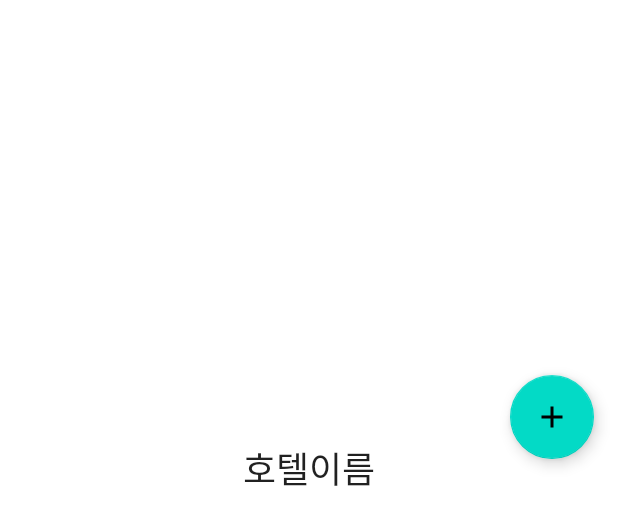
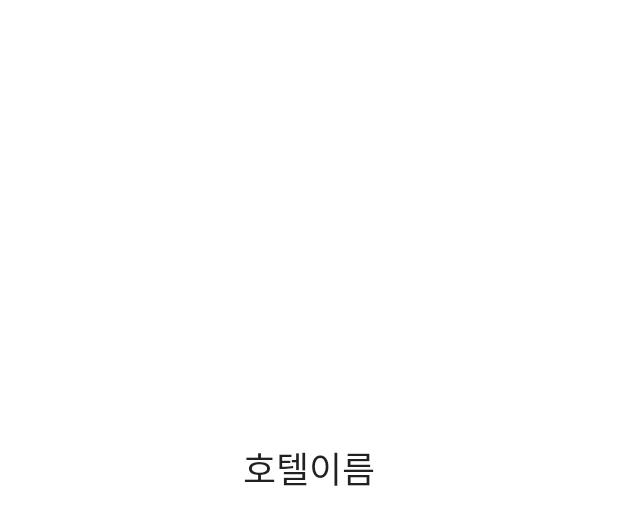
Before and after one commit to daeun1012/WithHotels, an Android app: the layout fragment_hotel.xml on its own in the app's theme, with its tools: preview values and no code run, on a phone screen of 412 x 824 dp. Shown: the top 525 px of the screen. Run offline under Robolectric (Android 15) with nearby library versions, the phone set to English and light mode, and no system bars.

Commit message:
상세화면 구현중

```diff
--- a/app/src/main/java/io/github/daeun1012/withhotels/data/local/Description.kt
+++ b/app/src/main/java/io/github/daeun1012/withhotels/data/local/Description.kt
@@ -1,9 +1,10 @@
 package io.github.daeun1012.withhotels.data.local
 
 import com.google.gson.annotations.SerializedName
+import java.io.Serializable
 
 data class Description(
     @field:SerializedName("imagePath") val imagePath: String,
     @field:SerializedName("subject") val subject: String,
     @field:SerializedName("price") val price: Long = 0
-    )
+    ):Serializable
--- a/app/src/main/java/io/github/daeun1012/withhotels/data/local/Hotel.kt
+++ b/app/src/main/java/io/github/daeun1012/withhotels/data/local/Hotel.kt
@@ -4,6 +4,8 @@ import androidx.lifecycle.LiveData
 import androidx.lifecycle.MutableLiveData
 import androidx.room.*
 import com.google.gson.annotations.SerializedName
+import kotlinx.android.parcel.Parcelize
+import java.io.Serializable
 
 @Entity(tableName = "hotels")
 data class Hotel(
@@ -12,6 +14,6 @@ data class Hotel(
     @field:SerializedName("thumbnail") val thumbnail: String,
     @field:SerializedName("description") @Embedded val description: Description? = null,
     @field:SerializedName("rate") val rate: Float = 0f
-) {
+): Serializable {
     @Ignore var isLiked: LiveData<Boolean>? = null
 }
--- a/app/src/main/res/layout/fragment_hotel.xml
+++ b/app/src/main/res/layout/fragment_hotel.xml
@@ -59,7 +59,7 @@
         </com.google.android.material.appbar.AppBarLayout>
 
         <androidx.core.widget.NestedScrollView
-            android:id="@+id/plant_detail_scrollview"
+            android:id="@+id/hotel_detail_scrollview"
             android:layout_width="match_parent"
             android:layout_height="match_parent"
             android:clipToPadding="false"
@@ -72,7 +72,7 @@
                 android:layout_margin="16dp">
 
                 <TextView
-                    android:id="@+id/plant_detail_name"
+                    android:id="@+id/tv_name"
                     android:layout_width="0dp"
                     android:layout_height="wrap_content"
                     android:layout_marginStart="8dp"
@@ -83,19 +83,22 @@
                     app:layout_constraintStart_toStartOf="parent"
                     app:layout_constraintTop_toTopOf="parent"
                     tools:text="호텔이름" />
+
+                <TextView
+                    android:id="@+id/tv_subject"
+                    android:layout_width="match_parent"
+                    android:layout_height="wrap_content"
+                    android:layout_marginTop="10dp"
+                    app:layout_constraintTop_toBottomOf="@id/tv_name" />
+
+                <TextView
+                    android:id="@+id/tv_price"
+                    android:layout_width="match_parent"
+                    android:layout_height="wrap_content"
+                    app:layout_constraintTop_toBottomOf="@id/tv_subject" />
             </androidx.constraintlayout.widget.ConstraintLayout>
         </androidx.core.widget.NestedScrollView>
 
-        <com.google.android.material.floatingactionbutton.FloatingActionButton
-            android:id="@+id/fab"
-            style="@style/Widget.MaterialComponents.FloatingActionButton"
-            android:layout_width="wrap_content"
-            android:layout_height="wrap_content"
-            android:layout_margin="16dp"
-            android:tint="@android:color/white"
-            app:layout_anchor="@id/appbar"
-            app:layout_anchorGravity="bottom|end"
-            app:srcCompat="@drawable/ic_plus" />
     </androidx.coordinatorlayout.widget.CoordinatorLayout>
 
 </layout>
--- a/app/src/main/res/navigation/nav_hotel.xml
+++ b/app/src/main/res/navigation/nav_hotel.xml
@@ -20,8 +20,8 @@
         tools:layout="@layout/fragment_hotel">
 
         <argument
-            android:name="hotelId"
-            app:argType="string" />
+            android:name="hotel"
+            app:argType="io.github.daeun1012.withhotels.data.local.Hotel" />
     </fragment>
 
 </navigation>
```
Also changed, not shown: app/src/main/java/io/github/daeun1012/withhotels/ui/hotel/HotelFragment.kt (+39 -0 lines), app/src/main/java/io/github/daeun1012/withhotels/ui/main/hotels/HotelListAdapter.kt (+8 -6 lines), app/src/main/java/io/github/daeun1012/withhotels/ui/main/hotels/HotelListFragment.kt (+8 -6 lines), app/src/main/java/io/github/daeun1012/withhotels/ui/main/like/LikeFragment.kt (+8 -5 lines).
